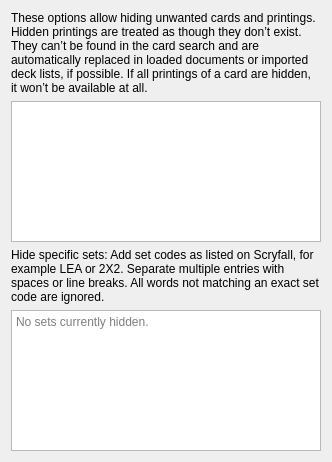
First picture: the form in resources/ui/settings_window/hide_printings_page.ui, repository luziferius/MTGProxyPrinter, before the edit.
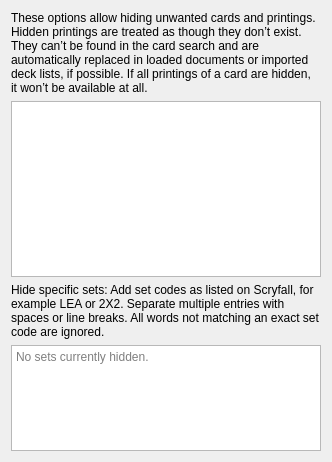
Second picture: the form after the edit.

Commit message:
PrintingFilterPage: Adjust layout stretching weights, to give the PrintingFilterListView more of the display space.
FossilOrigin-Name: bd71a01ff8a17baad8ed257871060703e7275f43c42ca5a673c9dbcc57ec855f

Patch:
```diff
--- a/resources/ui/settings_window/hide_printings_page.ui
+++ b/resources/ui/settings_window/hide_printings_page.ui
@@ -22,7 +22,14 @@
     </widget>
    </item>
    <item>
-    <widget class="QListView" name="printing_filter_view"/>
+    <widget class="QListView" name="printing_filter_view">
+     <property name="sizePolicy">
+      <sizepolicy hsizetype="Expanding" vsizetype="Expanding">
+       <horstretch>0</horstretch>
+       <verstretch>5</verstretch>
+      </sizepolicy>
+     </property>
+    </widget>
    </item>
    <item>
     <widget class="QLabel" name="set_filter_label">
@@ -36,6 +43,12 @@
    </item>
    <item>
     <widget class="QPlainTextEdit" name="set_filter_settings">
+     <property name="sizePolicy">
+      <sizepolicy hsizetype="Expanding" vsizetype="Expanding">
+       <horstretch>0</horstretch>
+       <verstretch>3</verstretch>
+      </sizepolicy>
+     </property>
      <property name="toolTip">
       <string>Example:
 
```
